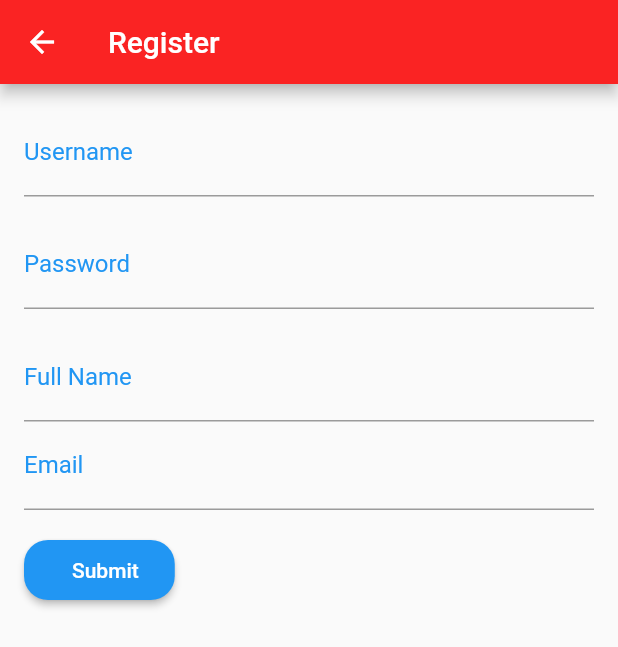
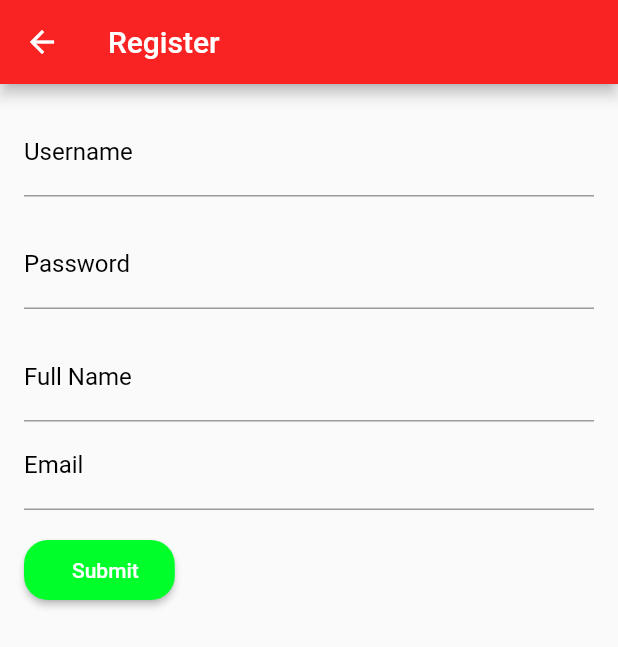
Before and after one commit to Saksityo/Flutterworkshop023, a Flutter app: the Homescreen screen opened directly, after a tap on "Logout", after a tap on "Create account", on a phone screen of 412 x 824 dp. Shown: the top 647 px of the screen. Run offline on Flutter 3.47's test engine with Material 2 defaults, Android fonts, the phone set to English and light mode, and no system bars.

Commit message:
first commit

```diff
--- a/lib/screen/home.dart
+++ b/lib/screen/home.dart
@@ -9,17 +9,21 @@ class Homescreen extends StatelessWidget {
   @override
   Widget build(BuildContext context) {
     return Scaffold(
+      appBar: AppBar(
+        title: const Text('Home'),
+        backgroundColor: Color.fromRGBO(253, 15, 15, 1),
+      ),
       body: Container(
         child: Center(
           child: Column(
             mainAxisAlignment: MainAxisAlignment.center,
             children: [
               Text(
-                "Homepage",
+                "Homepage to Saksit Page",
                 style: TextStyle(
                   fontSize: 30,
                   fontWeight: FontWeight.bold,
-                  color: Color.fromARGB(255, 48, 162, 255),
+                  color: Color.fromARGB(255, 249, 11, 11),
                 ),
               ),
               SizedBox(height: 20),
--- a/lib/screen/login.dart
+++ b/lib/screen/login.dart
@@ -54,7 +54,7 @@ class _LoginScreenState extends State<LoginScreen> {
     return Scaffold(
       appBar: AppBar(
         title: const Text('Login'),
-        backgroundColor: Color.fromARGB(255, 0, 140, 255),
+        backgroundColor: Color.fromRGBO(5, 53, 223, 1),
       ),
       body: SingleChildScrollView(
         child: Container(
@@ -111,7 +111,7 @@ class _LoginScreenState extends State<LoginScreen> {
                       },
                       child: Text('Log in', style: TextStyle(fontSize: 18)),
                       style: ElevatedButton.styleFrom(
-                        primary: Colors.blue, // Background color of the button
+                        primary: Color.fromARGB(255, 20, 233, 1), // Background color of the button
                         onPrimary: Colors.white, // Text color of the button
                         shape: RoundedRectangleBorder(
                           borderRadius:
@@ -133,7 +133,7 @@ class _LoginScreenState extends State<LoginScreen> {
                       child: Text('Create account',
                           style: TextStyle(fontSize: 18)),
                       style: ElevatedButton.styleFrom(
-                        primary: Colors.blue, // Background color of the button
+                        primary: Color.fromARGB(255, 244, 6, 6), // Background color of the button
                         onPrimary: Colors.white, // Text color of the button
                         shape: RoundedRectangleBorder(
                           borderRadius:
--- a/lib/screen/reg.dart
+++ b/lib/screen/reg.dart
@@ -61,9 +61,9 @@ class _RegistrationFormState extends State<RegistrationForm> {
               TextFormField(
                 decoration: const InputDecoration(
                   labelText: 'Username',
-                  labelStyle: TextStyle(color: Colors.blue),
+                  labelStyle: TextStyle(color: Color.fromARGB(255, 0, 0, 0)),
                   focusedBorder: OutlineInputBorder(
-                    borderSide: BorderSide(color: Colors.blue),
+                    borderSide: BorderSide(color: Color.fromARGB(255, 255, 255, 255)),
                   ),
                 ),
                 validator: (value) {
@@ -80,7 +80,7 @@ class _RegistrationFormState extends State<RegistrationForm> {
               TextFormField(
                 decoration: const InputDecoration(
                   labelText: 'Password',
-                  labelStyle: TextStyle(color: Colors.blue),
+                  labelStyle: TextStyle(color: Color.fromARGB(255, 0, 0, 0)),
                   focusedBorder: OutlineInputBorder(
                     borderSide: BorderSide(color: Colors.blue),
                   ),
@@ -100,7 +100,7 @@ class _RegistrationFormState extends State<RegistrationForm> {
               TextFormField(
                 decoration: const InputDecoration(
                   labelText: 'Full Name',
-                  labelStyle: TextStyle(color: Colors.blue),
+                  labelStyle: TextStyle(color: Color.fromARGB(255, 0, 0, 0)),
                   focusedBorder: OutlineInputBorder(
                     borderSide: BorderSide(color: Colors.blue),
                   ),
@@ -118,7 +118,7 @@ class _RegistrationFormState extends State<RegistrationForm> {
               TextFormField(
                 decoration: const InputDecoration(
                   labelText: 'Email',
-                  labelStyle: TextStyle(color: Colors.blue),
+                  labelStyle: TextStyle(color: Color.fromARGB(255, 0, 0, 0)),
                   focusedBorder: OutlineInputBorder(
                     borderSide: BorderSide(color: Colors.blue),
                   ),
@@ -146,7 +146,7 @@ class _RegistrationFormState extends State<RegistrationForm> {
                   ],
                 ),
                 style: ElevatedButton.styleFrom(
-                  primary: Colors.blue, // Background color of the button
+                  primary: Color.fromARGB(255, 0, 255, 42), // Background color of the button
                   onPrimary: Colors.white, // Text color of the button
                   shape: RoundedRectangleBorder(
                     borderRadius: BorderRadius.circular(16), // Rounded shape
```
